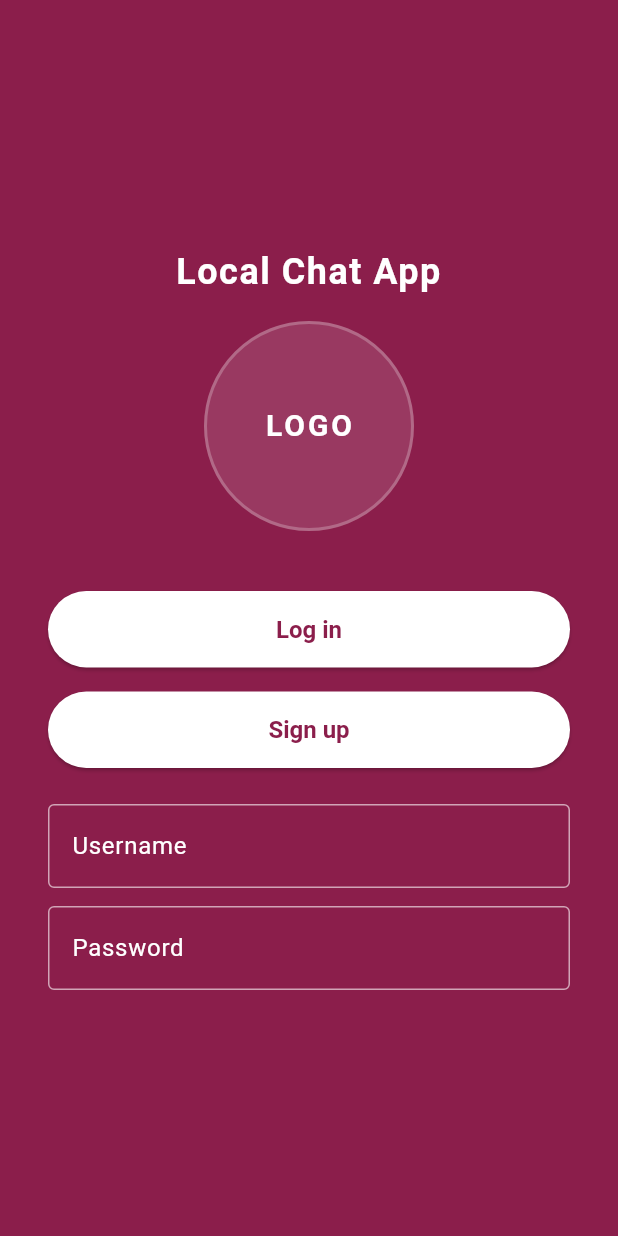
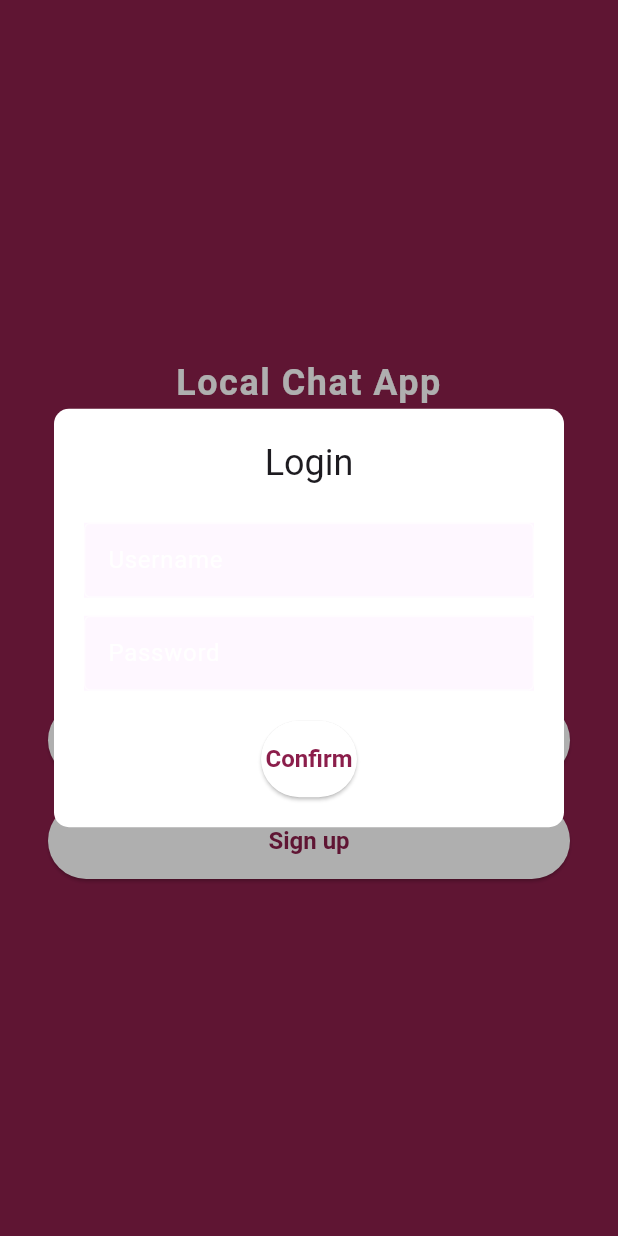
Before and after one commit to Voyage-local-chat-group/voyage-local-chat-group, a Flutter app: the screen it shows after launch, after a tap on "Log in", on a phone screen of 412 x 824 dp. Run offline on Flutter 3.47's test engine with Material 3 defaults, Android fonts, the phone set to English and light mode, and no system bars.

Commit message:
attempt login modal

```diff
--- a/frontend/lib/views/title_screen.dart
+++ b/frontend/lib/views/title_screen.dart
@@ -1,4 +1,6 @@
 import 'package:flutter/material.dart';
+
+import 'home_screen.dart';
 
 class TitleScreen extends StatefulWidget {
 	const TitleScreen({super.key});
@@ -8,12 +10,9 @@ class TitleScreen extends StatefulWidget {
 }
 
 class _TitleScreenState extends State<TitleScreen> {
-	bool _showLoginFields = false;
 
 	void _showLoginForm() {
-		setState(() {
-			_showLoginFields = true;
-		});
+    Navigator.of(context).push(DismissibleDialog<void>());
 	}
 
 	void _placeholderCallbackForButtons() {}
@@ -89,9 +88,63 @@ class _TitleScreenState extends State<TitleScreen> {
 									style: buttonStyle,
 									child: const Text('Sign up'),
 								),
-								if (_showLoginFields) ...[
+							],
+						),
+					),
+				),
+			),
+		);
+	}
+}
+
+class DismissibleDialog<T> extends PopupRoute<T> {
+  @override
+  Color? get barrierColor => Colors.black.withAlpha(0x50);
+
+  // This allows the popup to be dismissed by tapping the scrim or by pressing
+  // the escape key on the keyboard.
+  @override
+  bool get barrierDismissible => true;
+
+  @override
+  String? get barrierLabel => 'Dismissible Dialog';
+
+  @override
+  Duration get transitionDuration => const Duration(milliseconds: 300);
+
+  @override
+  Widget buildPage(
+    BuildContext context,
+    Animation<double> animation,
+    Animation<double> secondaryAnimation,
+  ) {
+    return Center(
+      // Provide DefaultTextStyle to ensure that the dialog's text style
+      // matches the rest of the text in the app.
+      child: DefaultTextStyle(
+        style: Theme.of(context).textTheme.bodyMedium!,
+        // UnconstrainedBox is used to make the dialog size itself
+        // to fit to the size of the content.
+        child: UnconstrainedBox(
+          child: Container(
+            padding: const EdgeInsets.all(20.0),
+            decoration: BoxDecoration(
+              borderRadius: BorderRadius.circular(10),
+              color: Colors.white,
+            ),
+            child: Column(
+              children: <Widget>[
+                Text(
+                  'Login',
+                  style: Theme.of(context).textTheme.headlineSmall,
+                ),
                 const SizedBox(height: 24),
-									TextField(
+                SizedBox(
+                  width:300,
+                  height:50,
+                  child:
+                  Material(
+                    child: TextField(
                       style: const TextStyle(color: Colors.white),
                       decoration: InputDecoration(
                         labelText: 'Username',
@@ -106,8 +159,15 @@ class _TitleScreenState extends State<TitleScreen> {
                         ),
                       ),
                     ),
+                  ),
+                ),
                 const SizedBox(height: 12),
-									TextField(
+                SizedBox(
+                  width:300,
+                  height:50,
+                  child:
+                  Material(
+                      child: TextField(
                         obscureText: true,
                         style: const TextStyle(color: Colors.white),
                         decoration: InputDecoration(
@@ -123,7 +183,24 @@ class _TitleScreenState extends State<TitleScreen> {
                           ),
                         ),
                       ),
-								],
+                  ),
+                ),
+                const SizedBox(height: 20),
+                ElevatedButton(
+									onPressed: () => Navigator.of(context).push(MaterialPageRoute<void>(builder: (context) => const HomeScreen())),
+									style: ElevatedButton.styleFrom(
+                    padding: const EdgeInsets.symmetric(vertical: 16.0),
+                    backgroundColor: Colors.white,
+                    disabledBackgroundColor: Colors.white,
+                    foregroundColor: Color(0xFF8B1E4B),
+                    disabledForegroundColor: Color(0xFF8B1E4B),
+                    textStyle: const TextStyle(
+                      fontSize: 16,
+                      fontWeight: FontWeight.w600,
+                    ),
+                  ),
+									child: const Text('Confirm'),
+								),
               ],
             ),
           ),
```
Also changed, not shown: frontend/lib/views/home_screen.dart (added, +68 -0 lines), frontend/pubspec.lock. Lines whose indentation alone changed are shown as unchanged.
